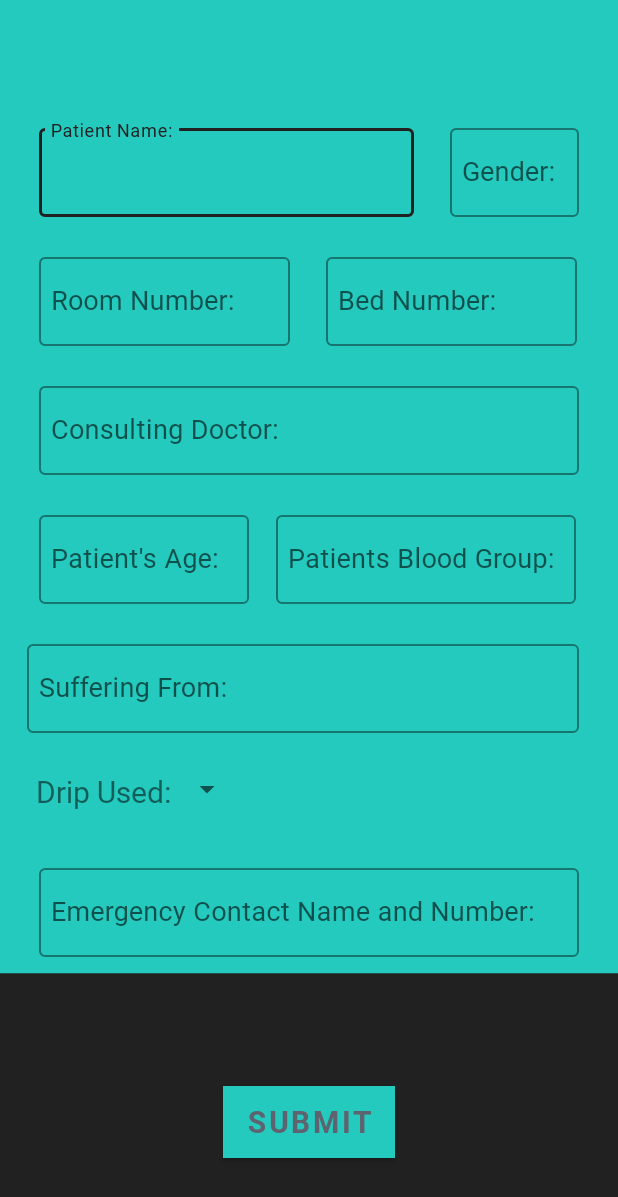
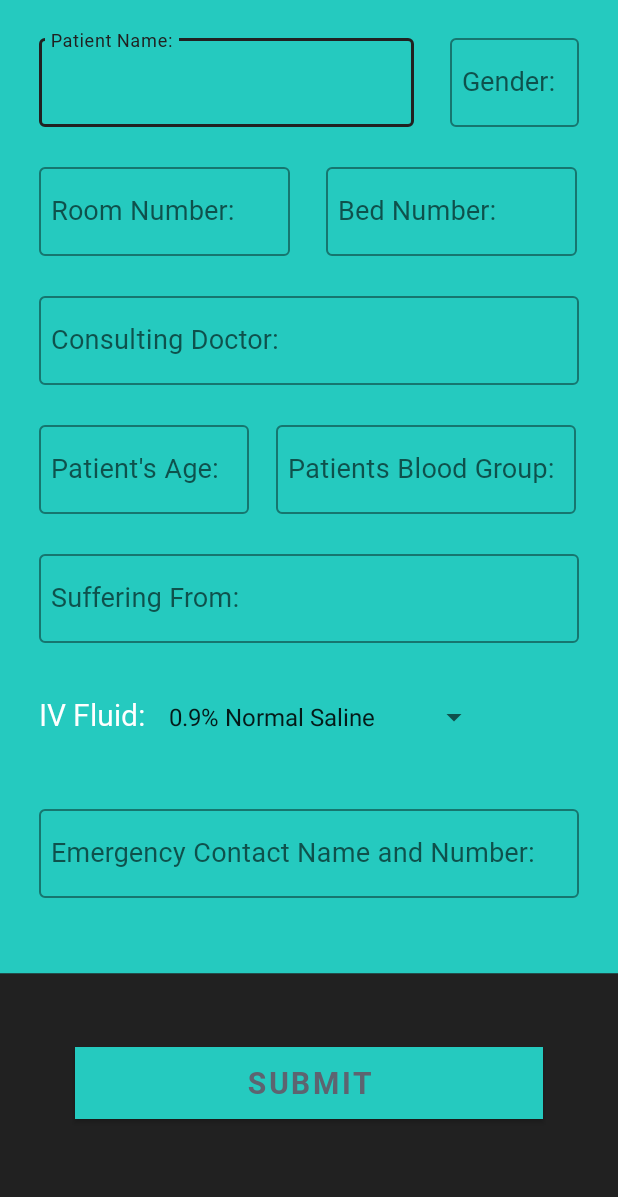
Before and after one commit to IronClad1607/Smart-IV, an Android app: the CreateEntryActivity screen opened directly, with no data from a screen before it, after a tap on "SUBMIT", on a phone screen of 412 x 824 dp. Shown: the top 1197 px of the screen. Run offline under Robolectric (Android 15) with nearby library versions, the phone set to English and light mode, and no system bars.

Commit message:
new Entry Form complete

```diff
--- a/mobile app/app/src/main/java/com/codeslayers/smartiv/ui/CreateEntryActivity.kt
+++ b/mobile app/app/src/main/java/com/codeslayers/smartiv/ui/CreateEntryActivity.kt
@@ -2,10 +2,18 @@ package com.codeslayers.smartiv.ui
 
 import androidx.appcompat.app.AppCompatActivity
 import android.os.Bundle
+import android.util.Log
+import android.view.View
+import android.widget.AdapterView
+import android.widget.ArrayAdapter
+import android.widget.Toast
 import com.codeslayers.smartiv.R
 import kotlinx.android.synthetic.main.activity_create_entry.*
+import kotlinx.android.synthetic.main.activity_create_entry.view.*
 
 class CreateEntryActivity : AppCompatActivity() {
+
+    var patDripName: String = ""
 
     val dripName = arrayOf(
         "0.9% Normal Saline",
@@ -14,12 +22,42 @@ class CreateEntryActivity : AppCompatActivity() {
         "Dextrose in Saline",
         "Dextrose in LP",
         "0.45% Normal Saline",
-        "Glucose"
+        "Glucose",
+        "None"
     )
 
     override fun onCreate(savedInstanceState: Bundle?) {
         super.onCreate(savedInstanceState)
         setContentView(R.layout.activity_create_entry)
+
+        etDripSpec.visibility = View.GONE
+
+        spinner.adapter = ArrayAdapter<String>(this, android.R.layout.simple_list_item_1, dripName)
+
+        spinner.onItemSelectedListener = object : AdapterView.OnItemSelectedListener {
+            override fun onNothingSelected(parent: AdapterView<*>?) {
+                Toast.makeText(
+                    this@CreateEntryActivity,
+                    "Please Select A IV Fluid!",
+                    Toast.LENGTH_SHORT
+                ).show()
+            }
+
+            override fun onItemSelected(
+                parent: AdapterView<*>?,
+                view: View?,
+                position: Int,
+                id: Long
+            ) {
+                patDripName = dripName[position]
+                if (patDripName == "None") {
+                    etDripSpec.visibility = View.VISIBLE
+                }else{
+                    etDripSpec.visibility = View.GONE
+                }
+            }
+
+        }
 
 
         btnSubmit.setOnClickListener {
@@ -31,8 +69,24 @@ class CreateEntryActivity : AppCompatActivity() {
             val patAge = etPatAge.editText?.text.toString()
             val patBG = etPatBG.editText?.text.toString()
             val patDis = etPatDis.editText?.text.toString()
-            val patSpecialDrip = "None"
             val emergencyNumber = etPatEN.editText?.text.toString()
+            if(etDripSpec.visibility == View.VISIBLE){
+                patDripName = etDripSpec.editText?.text.toString()
+            }
+
+
+            Log.d("PUI","""
+                $patName
+                $patGen
+                $roomNumber
+                $bedNumber
+                $consultingDoctor
+                $patAge
+                $patBG
+                $patDis
+                $emergencyNumber
+                $patDripName
+            """.trimIndent())
         }
     }
 }
--- a/mobile app/app/src/main/res/layout/activity_create_entry.xml
+++ b/mobile app/app/src/main/res/layout/activity_create_entry.xml
@@ -1,5 +1,5 @@
 <?xml version="1.0" encoding="utf-8"?>
-<LinearLayout xmlns:android="http://schemas.android.com/apk/res/android"
+<RelativeLayout xmlns:android="http://schemas.android.com/apk/res/android"
     xmlns:app="http://schemas.android.com/apk/res-auto"
     xmlns:tools="http://schemas.android.com/tools"
     android:layout_width="match_parent"
@@ -10,8 +10,11 @@
     tools:context=".ui.CreateEntryActivity">
 
     <LinearLayout
+        android:id="@+id/llpg"
         android:layout_width="match_parent"
-        android:layout_height="wrap_content">
+        android:layout_height="wrap_content"
+        android:layout_alignParentTop="true"
+        android:layout_marginTop="10dp">
 
         <com.google.android.material.textfield.TextInputLayout
             android:id="@+id/etPatName"
@@ -19,7 +22,6 @@
             android:layout_width="250dp"
             android:layout_height="wrap_content"
             android:layout_marginStart="16dp"
-            android:layout_marginTop="70dp"
             android:layout_marginEnd="16dp"
             android:layout_marginBottom="16dp"
             app:boxStrokeColor="@color/colorAccent"
@@ -32,9 +34,9 @@
                 android:hint="@string/patient_name"
                 android:inputType="text"
                 android:paddingStart="8dp"
+                android:paddingEnd="8dp"
                 android:textColor="@android:color/white"
                 android:textColorHint="@android:color/white"
-                android:paddingEnd="8dp"
                 android:textSize="18sp" />
 
         </com.google.android.material.textfield.TextInputLayout>
@@ -45,7 +47,6 @@
             android:layout_width="match_parent"
             android:layout_height="wrap_content"
             android:layout_marginStart="8dp"
-            android:layout_marginTop="70dp"
             android:layout_marginEnd="16dp"
             android:layout_marginBottom="16dp"
             app:boxStrokeColor="@color/colorAccent"
@@ -58,17 +59,19 @@
                 android:hint="@string/gender"
                 android:inputType="text"
                 android:paddingStart="8dp"
+                android:paddingEnd="8dp"
                 android:textColor="@android:color/white"
                 android:textColorHint="@android:color/white"
-                android:paddingEnd="8dp"
                 android:textSize="18sp" />
 
         </com.google.android.material.textfield.TextInputLayout>
     </LinearLayout>
 
     <LinearLayout
+        android:id="@+id/llrb"
         android:layout_width="match_parent"
-        android:layout_height="wrap_content">
+        android:layout_height="wrap_content"
+        android:layout_below="@+id/llpg">
 
         <com.google.android.material.textfield.TextInputLayout
             android:id="@+id/etRoomNum"
@@ -89,9 +92,9 @@
                 android:hint="@string/room_number"
                 android:inputType="number"
                 android:paddingStart="8dp"
+                android:paddingEnd="8dp"
                 android:textColor="@android:color/white"
                 android:textColorHint="@android:color/white"
-                android:paddingEnd="8dp"
                 android:textSize="18sp" />
 
         </com.google.android.material.textfield.TextInputLayout>
@@ -113,11 +116,11 @@
                 android:layout_height="wrap_content"
                 android:fontFamily="@font/roboto"
                 android:hint="@string/bed_number"
-                android:textColor="@android:color/white"
-                android:textColorHint="@android:color/white"
                 android:inputType="number"
                 android:paddingStart="8dp"
                 android:paddingEnd="8dp"
+                android:textColor="@android:color/white"
+                android:textColorHint="@android:color/white"
                 android:textSize="18sp" />
 
         </com.google.android.material.textfield.TextInputLayout>
@@ -128,6 +131,7 @@
         style="@style/Widget.MaterialComponents.TextInputLayout.OutlinedBox"
         android:layout_width="match_parent"
         android:layout_height="wrap_content"
+        android:layout_below="@+id/llrb"
         android:layout_marginStart="16dp"
         android:layout_marginTop="5dp"
         android:layout_marginEnd="16dp"
@@ -141,17 +145,19 @@
             android:fontFamily="@font/roboto"
             android:hint="@string/consulting_doctor"
             android:inputType="text"
+            android:paddingStart="8dp"
+            android:paddingEnd="8dp"
             android:textColor="@android:color/white"
             android:textColorHint="@android:color/white"
-            android:paddingStart="8dp"
-            android:paddingEnd="8dp"
             android:textSize="18sp" />
 
     </com.google.android.material.textfield.TextInputLayout>
 
     <LinearLayout
+        android:id="@+id/llabg"
         android:layout_width="match_parent"
-        android:layout_height="wrap_content">
+        android:layout_height="wrap_content"
+        android:layout_below="@+id/etDocNam">
 
         <com.google.android.material.textfield.TextInputLayout
             android:id="@+id/etPatAge"
@@ -170,11 +176,11 @@
                 android:layout_height="wrap_content"
                 android:fontFamily="@font/roboto"
                 android:hint="@string/age"
-                android:textColor="@android:color/white"
-                android:textColorHint="@android:color/white"
                 android:inputType="number"
                 android:paddingStart="8dp"
                 android:paddingEnd="8dp"
+                android:textColor="@android:color/white"
+                android:textColorHint="@android:color/white"
                 android:textSize="18sp" />
 
         </com.google.android.material.textfield.TextInputLayout>
@@ -198,9 +204,9 @@
                 android:hint="@string/patients_blood_group"
                 android:inputType="text"
                 android:paddingStart="8dp"
+                android:paddingEnd="8dp"
                 android:textColor="@android:color/white"
                 android:textColorHint="@android:color/white"
-                android:paddingEnd="8dp"
                 android:textSize="18sp" />
 
         </com.google.android.material.textfield.TextInputLayout>
@@ -213,7 +219,8 @@
         style="@style/Widget.MaterialComponents.TextInputLayout.OutlinedBox"
         android:layout_width="match_parent"
         android:layout_height="wrap_content"
-        android:layout_marginStart="8dp"
+        android:layout_below="@+id/llabg"
+        android:layout_marginStart="16dp"
         android:layout_marginTop="5dp"
         android:layout_marginEnd="16dp"
         android:layout_marginBottom="25dp"
@@ -226,25 +233,28 @@
             android:fontFamily="@font/roboto"
             android:hint="@string/suffering_from"
             android:inputType="text"
+            android:paddingStart="8dp"
+            android:paddingEnd="8dp"
             android:textColor="@android:color/white"
             android:textColorHint="@android:color/white"
-            android:paddingStart="8dp"
-            android:paddingEnd="8dp"
             android:textSize="18sp" />
 
     </com.google.android.material.textfield.TextInputLayout>
 
     <LinearLayout
+        android:id="@+id/dripSpinner"
         android:layout_width="match_parent"
         android:layout_height="wrap_content"
+        android:layout_below="@+id/etPatDis"
+        android:layout_marginStart="16dp"
         android:layout_marginBottom="16dp">
 
         <TextView
             android:layout_width="wrap_content"
             android:layout_height="wrap_content"
-            android:layout_marginStart="14dp"
             android:fontFamily="@font/roboto"
-            android:text="@string/drip_used"
+            android:text="@string/iv_fluid"
+            android:textColor="@android:color/white"
             android:textSize="20sp" />
 
         <Spinner
@@ -258,11 +268,12 @@
         style="@style/Widget.MaterialComponents.TextInputLayout.OutlinedBox"
         android:layout_width="match_parent"
         android:layout_height="wrap_content"
-        android:layout_marginStart="8dp"
+        android:layout_below="@+id/dripSpinner"
+        android:layout_marginStart="16dp"
         android:layout_marginTop="5dp"
         android:layout_marginEnd="16dp"
-        android:layout_marginBottom="25dp"
-        android:visibility="gone"
+        android:layout_marginBottom="16dp"
+        android:visibility="visible"
         app:boxStrokeColor="@color/colorAccent"
         app:hintTextColor="@color/colorAccent">
 
@@ -271,11 +282,11 @@
             android:layout_height="wrap_content"
             android:fontFamily="@font/roboto"
             android:hint="@string/if_other"
-            android:textColor="@android:color/white"
-            android:textColorHint="@android:color/white"
             android:inputType="text"
             android:paddingStart="8dp"
             android:paddingEnd="8dp"
+            android:textColor="@android:color/white"
+            android:textColorHint="@android:color/white"
             android:textSize="18sp" />
 
     </com.google.android.material.textfield.TextInputLayout>
@@ -285,12 +296,13 @@
         style="@style/Widget.MaterialComponents.TextInputLayout.OutlinedBox"
         android:layout_width="match_parent"
         android:layout_height="wrap_content"
+        android:layout_below="@+id/etDripSpec"
         android:layout_marginStart="16dp"
         android:layout_marginTop="16dp"
         android:layout_marginEnd="16dp"
         android:layout_marginBottom="16dp"
         app:boxStrokeColor="@color/colorAccent"
-        app:hintTextColor="@android:color/white">
+        app:hintTextColor="@color/colorAccent">
 
         <com.google.android.material.textfield.TextInputEditText
             android:layout_width="match_parent"
@@ -308,17 +320,21 @@
 
 
     <com.google.android.material.button.MaterialButton
+        android:id="@+id/btnSubmit"
         android:layout_width="wrap_content"
         android:layout_height="wrap_content"
-        android:layout_gravity="center"
-        android:layout_marginTop="70dp"
+        android:layout_alignParentStart="true"
+        android:layout_alignParentEnd="true"
+        android:layout_alignParentBottom="true"
+        android:layout_marginStart="40dp"
+        android:layout_marginEnd="40dp"
+        android:layout_marginBottom="68dp"
         android:background="@color/backBlue"
-        android:id="@+id/btnSubmit"
-        android:textSize="20sp"
         android:backgroundTint="@color/backBlue"
         android:text="@string/submit"
         android:textColor="@color/textGrey"
+        android:textSize="20sp"
         android:theme="@style/FontChange" />
 
 
-</LinearLayout>
+</RelativeLayout>
--- a/mobile app/app/src/main/res/values/strings.xml
+++ b/mobile app/app/src/main/res/values/strings.xml
@@ -18,4 +18,5 @@
     <string name="gender">Gender:</string>
     <string name="emergency_contact_name_and_number">Emergency Contact Name and Number:</string>
     <string name="submit">Submit</string>
+    <string name="iv_fluid">IV Fluid:</string>
 </resources>
```
